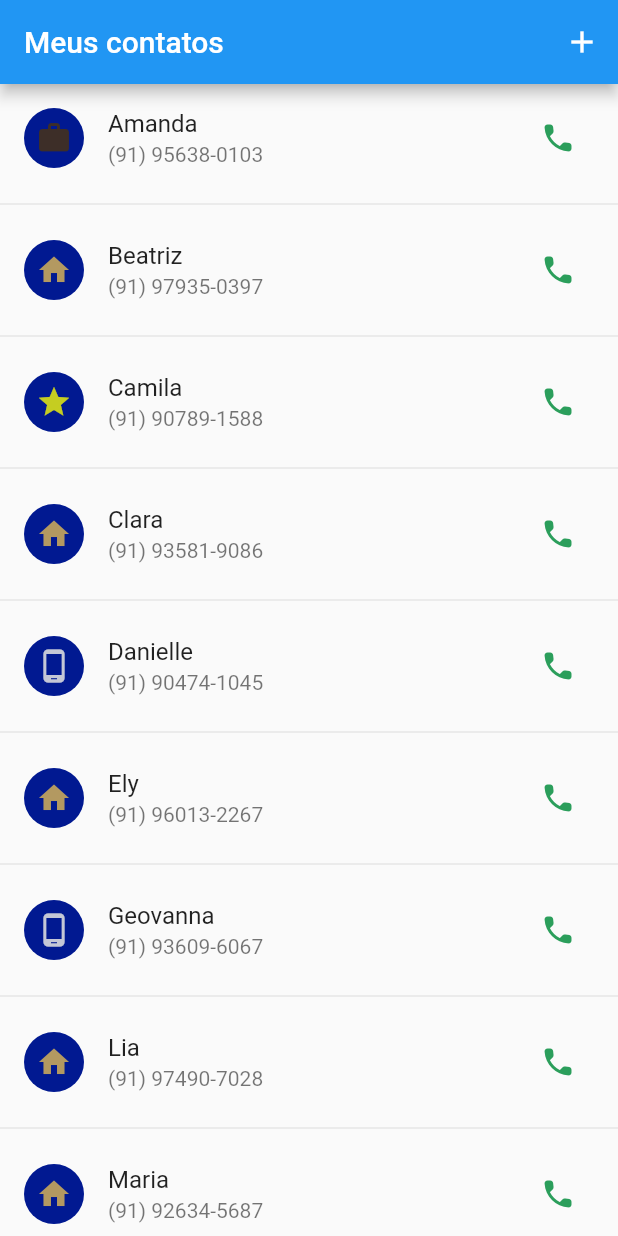
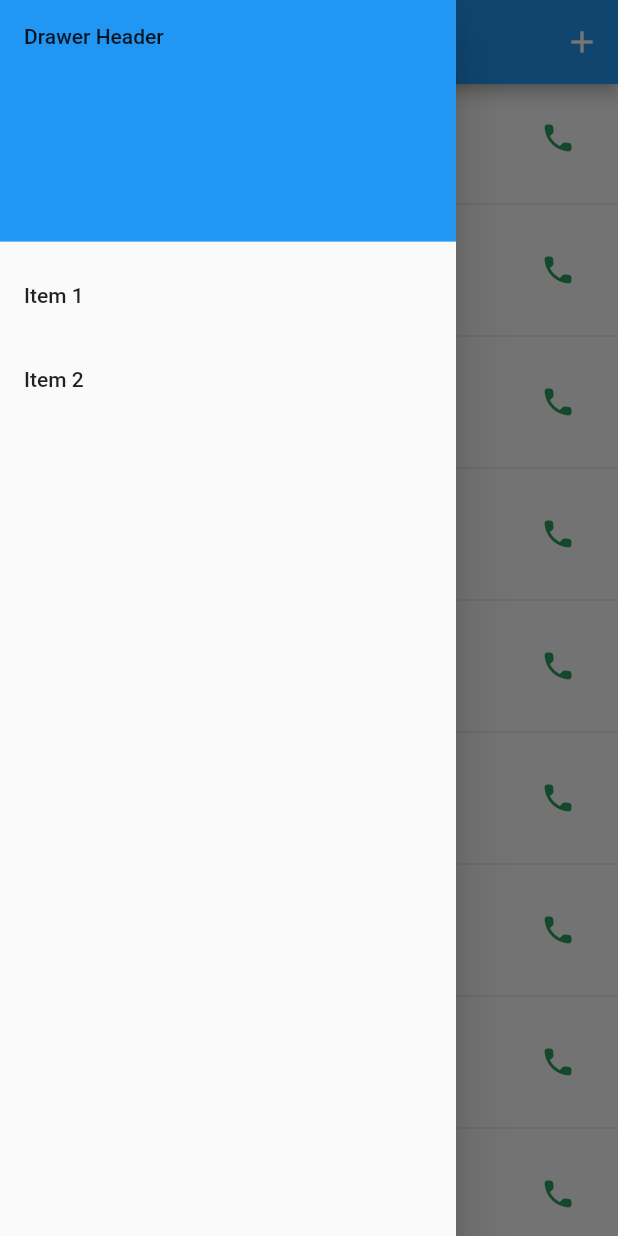
Before and after one commit to pedroGNF/contact_list, a Flutter app: the screen it shows after launch, with the side drawer open (before the commit the screen has no drawer), on a phone screen of 412 x 824 dp. Run offline on Flutter 3.47's test engine with Material 2 defaults, Android fonts, the phone set to English and light mode, and no system bars; our stand-ins replace brasil_fields, form_field_validator.

Commit message:
Drawer, added

```diff
--- a/lib/main.dart
+++ b/lib/main.dart
@@ -99,6 +99,31 @@ class _MyHomePageState extends State<MyHomePage> {
                 onPressed: () => sendNewContato(context)),
           ],
         ),
+        drawer: Drawer(
+          child: ListView(
+            padding: EdgeInsets.zero,
+            children: [
+              const DrawerHeader(
+                decoration: BoxDecoration(
+                  color: Colors.blue,
+                ),
+                child: Text('Drawer Header'),
+              ),
+              ListTile(
+                title: const Text('Item 1'),
+                onTap: () {
+                  Navigator.pop(context);
+                },
+              ),
+              ListTile(
+                title: const Text('Item 2'),
+                onTap: () {
+                  Navigator.pop(context);
+                },
+              ),
+            ],
+          ),
+        ),
         body: ListView.separated(
             itemBuilder: (context, index) {
               var contato = contatos[index];
```
Also changed, not shown: lib/add_contact.dart (+63 -5 lines).
